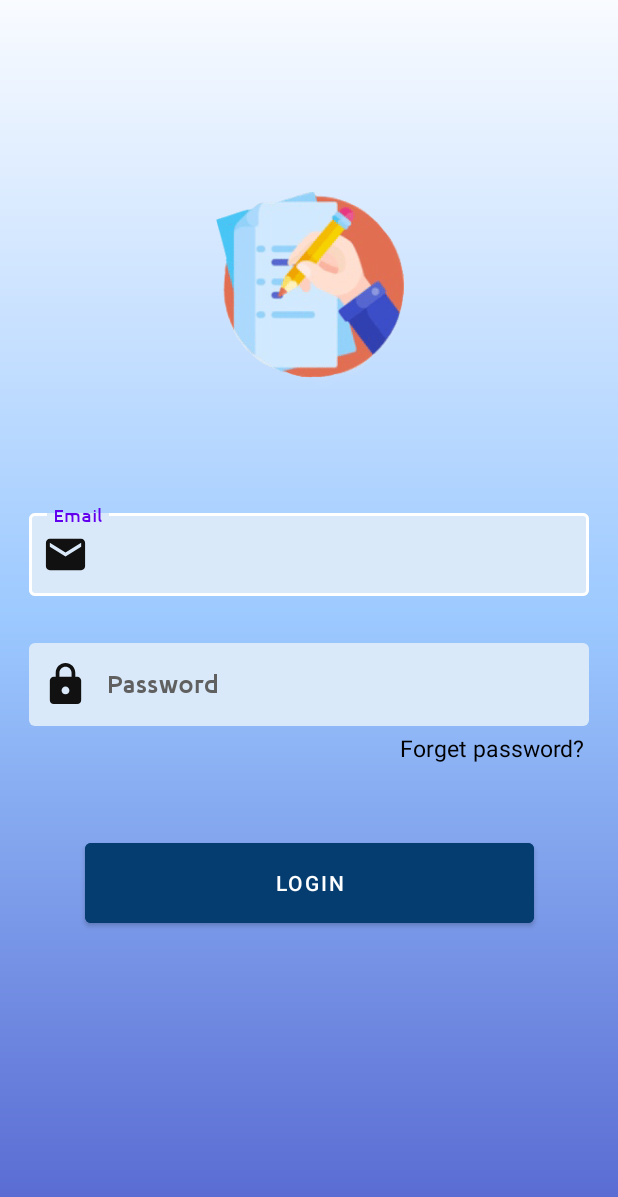
After one commit to shawqimorad/Examing, an Android app: the LoginScreenActivity screen opened directly, with no data from a screen before it, on a phone screen of 412 x 824 dp. The commit adds this screen. Shown: the top 1197 px of the screen. Run offline under Robolectric (Android 15) with nearby library versions, the phone set to English and light mode, and no system bars; our stand-ins replace sdp/ssp sizes.

Commit message:
add LoginScreenActivity / some edits

```diff
--- a/app/src/main/AndroidManifest.xml
+++ b/app/src/main/AndroidManifest.xml
@@ -9,6 +9,7 @@
         android:roundIcon="@mipmap/ic_launcher_round"
         android:supportsRtl="true"
         android:theme="@style/Theme.Examing">
+        <activity android:name=".LoginScreenActivity"></activity>
         <activity android:name=".SplashScreenActivity">
             <intent-filter>
                 <action android:name="android.intent.action.MAIN" />
--- /dev/null
+++ b/app/src/main/java/com/example/examing/LoginScreenActivity.java
@@ -0,0 +1,14 @@
+package com.example.examing;
+
+import androidx.appcompat.app.AppCompatActivity;
+
+import android.os.Bundle;
+
+public class LoginScreenActivity extends AppCompatActivity {
+
+    @Override
+    protected void onCreate(Bundle savedInstanceState) {
+        super.onCreate(savedInstanceState);
+        setContentView(R.layout.activity_login_screen);
+    }
+}
--- a/app/src/main/java/com/example/examing/SplashScreenActivity.java
+++ b/app/src/main/java/com/example/examing/SplashScreenActivity.java
@@ -3,7 +3,9 @@ package com.example.examing;
 import androidx.appcompat.app.AppCompatActivity;
 import androidx.databinding.DataBindingUtil;
 
+import android.content.Intent;
 import android.os.Bundle;
+import android.view.View;
 import android.view.animation.Animation;
 import android.view.animation.AnimationUtils;
 
@@ -29,5 +31,13 @@ public class SplashScreenActivity extends AppCompatActivity {
         animation = AnimationUtils.loadAnimation(this,R.anim.fade_in);
         binding.login.setAnimation(animation);
         binding.register.setAnimation(animation);
+
+        binding.login.setOnClickListener(new View.OnClickListener() {
+            @Override
+            public void onClick(View v) {
+                Intent intent = new Intent(SplashScreenActivity.this,LoginScreenActivity.class);
+                startActivity(intent);
+            }
+        });
     }
 }
--- /dev/null
+++ b/app/src/main/res/drawable/ic_email.xml
@@ -0,0 +1,10 @@
+<vector xmlns:android="http://schemas.android.com/apk/res/android"
+    android:width="@dimen/_24sdp"
+    android:height="@dimen/_24sdp"
+    android:viewportWidth="24"
+    android:viewportHeight="24"
+    android:tint="?attr/colorControlNormal">
+  <path
+      android:fillColor="@android:color/white"
+      android:pathData="M20,4L4,4c-1.1,0 -1.99,0.9 -1.99,2L2,18c0,1.1 0.9,2 2,2h16c1.1,0 2,-0.9 2,-2L22,6c0,-1.1 -0.9,-2 -2,-2zM20,8l-8,5 -8,-5L4,6l8,5 8,-5v2z"/>
+</vector>
--- /dev/null
+++ b/app/src/main/res/drawable/ic_password.xml
@@ -0,0 +1,10 @@
+<vector xmlns:android="http://schemas.android.com/apk/res/android"
+    android:width="@dimen/_24sdp"
+    android:height="@dimen/_24sdp"
+    android:viewportWidth="24"
+    android:viewportHeight="24"
+    android:tint="?attr/colorControlNormal">
+  <path
+      android:fillColor="@android:color/white"
+      android:pathData="M18,8h-1L17,6c0,-2.76 -2.24,-5 -5,-5S7,3.24 7,6v2L6,8c-1.1,0 -2,0.9 -2,2v10c0,1.1 0.9,2 2,2h12c1.1,0 2,-0.9 2,-2L20,10c0,-1.1 -0.9,-2 -2,-2zM12,17c-1.1,0 -2,-0.9 -2,-2s0.9,-2 2,-2 2,0.9 2,2 -0.9,2 -2,2zM15.1,8L8.9,8L8.9,6c0,-1.71 1.39,-3.1 3.1,-3.1 1.71,0 3.1,1.39 3.1,3.1v2z"/>
+</vector>
--- /dev/null
+++ b/app/src/main/res/layout/activity_login_screen.xml
@@ -0,0 +1,103 @@
+<?xml version="1.0" encoding="utf-8"?>
+<androidx.constraintlayout.widget.ConstraintLayout xmlns:android="http://schemas.android.com/apk/res/android"
+    xmlns:app="http://schemas.android.com/apk/res-auto"
+    xmlns:tools="http://schemas.android.com/tools"
+    android:layout_width="match_parent"
+    android:layout_height="match_parent"
+    tools:context=".LoginScreenActivity"
+    android:background="@drawable/background">
+
+    <com.google.android.material.imageview.ShapeableImageView
+        android:id="@+id/logo"
+        android:layout_width="@dimen/_110sdp"
+        android:layout_height="@dimen/_110sdp"
+        android:layout_marginTop="128dp"
+        android:src="@drawable/logo"
+        app:layout_constraintEnd_toEndOf="parent"
+        app:layout_constraintStart_toStartOf="parent"
+        app:layout_constraintTop_toTopOf="parent" />
+
+    <com.google.android.material.textfield.TextInputLayout
+        android:id="@+id/email"
+        android:layout_width="match_parent"
+        android:layout_height="wrap_content"
+        style="@style/Widget.MaterialComponents.TextInputLayout.OutlinedBox"
+        app:boxStrokeWidth="0dp"
+        app:boxBackgroundColor="@color/background_textbox"
+        android:layout_marginStart="@dimen/_15sdp"
+        android:layout_marginTop="@dimen/_50sdp"
+        android:layout_marginEnd="@dimen/_15sdp"
+        android:hint="@string/email"
+        android:textColorHint="@color/hint_field"
+        android:transitionName="email"
+        app:boxBackgroundMode="outline"
+        app:boxStrokeColor="@color/white"
+        app:layout_constraintEnd_toEndOf="parent"
+        app:layout_constraintStart_toStartOf="parent"
+        app:layout_constraintTop_toBottomOf="@+id/logo"
+        app:startIconDrawable="@drawable/ic_email"
+        app:startIconTint="@color/hint_icon">
+
+        <com.google.android.material.textfield.TextInputEditText
+            android:layout_width="match_parent"
+            android:layout_height="wrap_content"
+            android:fontFamily="@font/medium"
+            android:inputType="textEmailAddress"
+            android:textColor="@color/black"
+            android:textSize="@dimen/_13ssp" />
+
+    </com.google.android.material.textfield.TextInputLayout>
+    <com.google.android.material.textfield.TextInputLayout
+        android:id="@+id/password"
+        android:layout_width="match_parent"
+        android:layout_height="wrap_content"
+        style="@style/Widget.MaterialComponents.TextInputLayout.OutlinedBox"
+        app:boxStrokeWidth="0dp"
+        app:boxBackgroundColor="@color/background_textbox"
+        android:layout_marginStart="@dimen/_15sdp"
+        android:layout_marginTop="@dimen/_20sdp"
+        android:layout_marginEnd="@dimen/_15sdp"
+        android:hint="@string/password"
+        android:textColorHint="@color/hint_field"
+        android:transitionName="email"
+        app:boxBackgroundMode="outline"
+        app:boxStrokeColor="@color/white"
+        app:layout_constraintEnd_toEndOf="parent"
+        app:layout_constraintStart_toStartOf="parent"
+        app:layout_constraintTop_toBottomOf="@+id/email"
+        app:startIconDrawable="@drawable/ic_password"
+        app:startIconTint="@color/hint_icon">
+
+        <com.google.android.material.textfield.TextInputEditText
+            android:layout_width="match_parent"
+            android:layout_height="wrap_content"
+            android:fontFamily="@font/medium"
+            android:inputType="textPassword"
+            android:textColor="@color/black"
+            android:textSize="@dimen/_13ssp" />
+
+    </com.google.android.material.textfield.TextInputLayout>
+
+    <com.google.android.material.textview.MaterialTextView
+        android:layout_marginTop="@dimen/_3sdp"
+        android:id="@+id/forget_password"
+        app:layout_constraintTop_toBottomOf="@+id/password"
+        app:layout_constraintEnd_toEndOf="parent"
+        android:layout_marginEnd="@dimen/_17sdp"
+        android:textSize="@dimen/_12ssp"
+        android:textColor="@color/black"
+        android:text="@string/forget_password"
+        android:layout_width="wrap_content"
+        android:layout_height="wrap_content" />
+
+    <com.google.android.material.button.MaterialButton
+        android:id="@+id/login"
+        android:layout_width="@dimen/_230sdp"
+        android:layout_height="@dimen/_50sdp"
+        android:layout_marginTop="@dimen/_36sdp"
+        android:backgroundTint="@color/login_button"
+        android:text="@string/login"
+        app:layout_constraintEnd_toEndOf="parent"
+        app:layout_constraintStart_toStartOf="parent"
+        app:layout_constraintTop_toBottomOf="@+id/forget_password" />
+</androidx.constraintlayout.widget.ConstraintLayout>
--- a/app/src/main/res/layout/activity_splash_screen.xml
+++ b/app/src/main/res/layout/activity_splash_screen.xml
@@ -30,10 +30,10 @@
             android:id="@+id/title"
             android:layout_width="wrap_content"
             android:layout_height="wrap_content"
-            android:layout_marginTop="32dp"
+            android:layout_marginTop="@dimen/_24sdp"
             android:fontFamily="@font/vollkorn_italic"
             android:letterSpacing="0.11"
-            android:text="Examing"
+            android:text="@string/app_name"
             android:textAllCaps="true"
             android:textColor="#E10C0C"
             android:textSize="@dimen/_40ssp"
@@ -45,12 +45,12 @@
             android:id="@+id/sub_title"
             android:layout_width="wrap_content"
             android:layout_height="wrap_content"
-            android:layout_marginTop="36dp"
+            android:layout_marginTop="@dimen/_30sdp"
             android:fontFamily="@font/cormorant_unicase_semi_bold"
             android:letterSpacing="0.1"
-            android:text="The best way to \ntake your exam"
+            android:text="@string/description"
             android:textAllCaps="true"
-            android:textColor="#161E4D"
+            android:textColor="@color/desc_color"
             android:textSize="@dimen/_18ssp"
             app:layout_constraintEnd_toEndOf="parent"
             app:layout_constraintHorizontal_bias="0.496"
@@ -61,9 +61,9 @@
             android:id="@+id/login"
             android:layout_width="@dimen/_230sdp"
             android:layout_height="@dimen/_50sdp"
-            android:layout_marginTop="44dp"
-            android:backgroundTint="#053D71"
-            android:text="Login"
+            android:layout_marginTop="@dimen/_38sdp"
+            android:backgroundTint="@color/login_button"
+            android:text="@string/login"
             app:layout_constraintEnd_toEndOf="parent"
             app:layout_constraintStart_toStartOf="parent"
             app:layout_constraintTop_toBottomOf="@+id/sub_title" />
@@ -72,9 +72,9 @@
             android:id="@+id/register"
             android:layout_width="@dimen/_230sdp"
             android:layout_height="@dimen/_50sdp"
-            android:layout_marginTop="20dp"
-            android:text="Register"
-            android:backgroundTint="#DD4732"
+            android:layout_marginTop="@dimen/_14sdp"
+            android:text="@string/register"
+            android:backgroundTint="@color/register_button"
             app:layout_constraintEnd_toEndOf="parent"
             app:layout_constraintHorizontal_bias="0.498"
             app:layout_constraintStart_toStartOf="parent"
--- a/app/src/main/res/values/colors.xml
+++ b/app/src/main/res/values/colors.xml
@@ -7,4 +7,10 @@
     <color name="teal_700">#FF018786</color>
     <color name="black">#FF000000</color>
     <color name="white">#FFFFFFFF</color>
+    <color name="hint_field">#616060</color>
+    <color name="hint_icon">#121111</color>
+    <color name="background_textbox">#D9E9F9</color>
+    <color name="login_button">#053D71</color>
+    <color name="register_button">#DD4732</color>
+    <color name="desc_color">#161E4D</color>
 </resources>
--- a/app/src/main/res/values/strings.xml
+++ b/app/src/main/res/values/strings.xml
@@ -1,3 +1,9 @@
 <resources>
     <string name="app_name">Examing</string>
+    <string name="email">Email</string>
+    <string name="password">Password</string>
+    <string name="forget_password">Forget password?</string>
+    <string name="login">Login</string>
+    <string name="register">Register</string>
+    <string name="description">The best way to <br/>take your exam</string>
 </resources>
```
